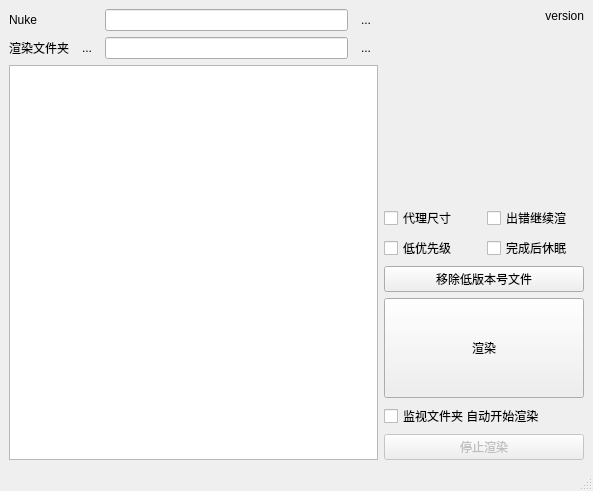
Above: mainwindow.ui from NateScarlet/NukeBatchRender before the change. Below: the same form after it.
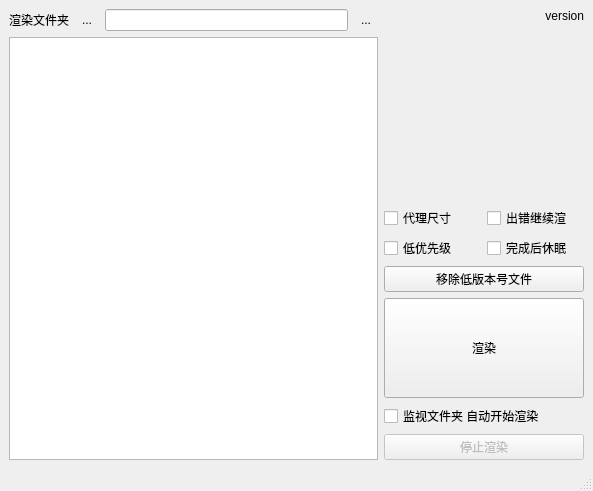
That is the form after the change.

```diff
--- a/mainwindow.ui
+++ b/mainwindow.ui
@@ -23,19 +23,16 @@
          <enum>QFormLayout::AllNonFixedFieldsGrow</enum>
         </property>
         <item row="0" column="0">
-         <widget class="QLabel" name="label_3">
-          <property name="text">
-           <string>Nuke</string>
-          </property>
-         </widget>
-        </item>
-        <item row="0" column="1">
-         <layout class="QHBoxLayout" name="horizontalLayout_4">
+         <layout class="QHBoxLayout" name="horizontalLayout">
           <item>
-           <widget class="QLineEdit" name="nukeEdit"/>
+           <widget class="QLabel" name="label">
+            <property name="text">
+             <string>渲染文件夹</string>
+            </property>
+           </widget>
           </item>
           <item>
-           <widget class="QToolButton" name="toolButtonNuke">
+           <widget class="QToolButton" name="toolButtonOpenDir">
             <property name="text">
              <string>...</string>
             </property>
@@ -46,7 +43,7 @@
           </item>
          </layout>
         </item>
-        <item row="1" column="1">
+        <item row="0" column="1">
          <layout class="QHBoxLayout" name="horizontalLayout_2">
           <item>
            <widget class="QLineEdit" name="dirEdit">
@@ -70,27 +67,6 @@
           </item>
          </layout>
         </item>
-        <item row="1" column="0">
-         <layout class="QHBoxLayout" name="horizontalLayout">
-          <item>
-           <widget class="QLabel" name="label">
-            <property name="text">
-             <string>渲染文件夹</string>
-            </property>
-           </widget>
-          </item>
-          <item>
-           <widget class="QToolButton" name="toolButtonOpenDir">
-            <property name="text">
-             <string>...</string>
-            </property>
-            <property name="autoRaise">
-             <bool>true</bool>
-            </property>
-           </widget>
-          </item>
-         </layout>
-        </item>
        </layout>
       </item>
       <item>
```
Left out of the diff: 16 changed lines with no effect on the pictures.
